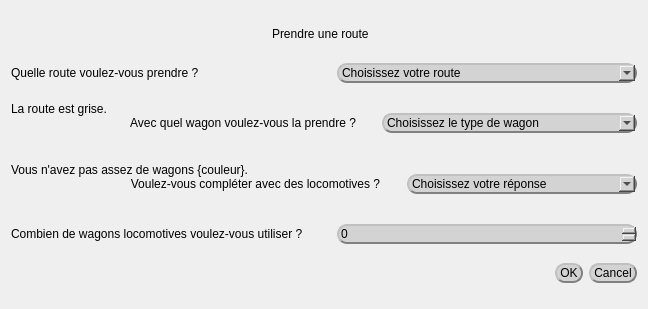
LBF38-student-projects/les-aventuriers-du-rail, file src/Qt Designer/choix_route.ui: the form before one commit.
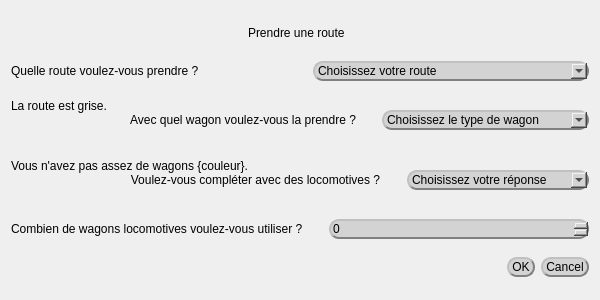
The form after the commit.

Patch:
```diff
--- a/src/Qt Designer/choix_route.ui
+++ b/src/Qt Designer/choix_route.ui
@@ -6,10 +6,16 @@
             <rect>
                 <x>0</x>
                 <y>0</y>
-                <width>648</width>
-                <height>309</height>
+                <width>600</width>
+                <height>300</height>
             </rect>
         </property>
+        <property name="minimumSize">
+            <size>
+                <width>600</width>
+                <height>300</height>
+            </size>
+        </property>
         <property name="windowTitle">
             <string>Les aventuriers du rail - Choix d'une route</string>
         </property>
```
